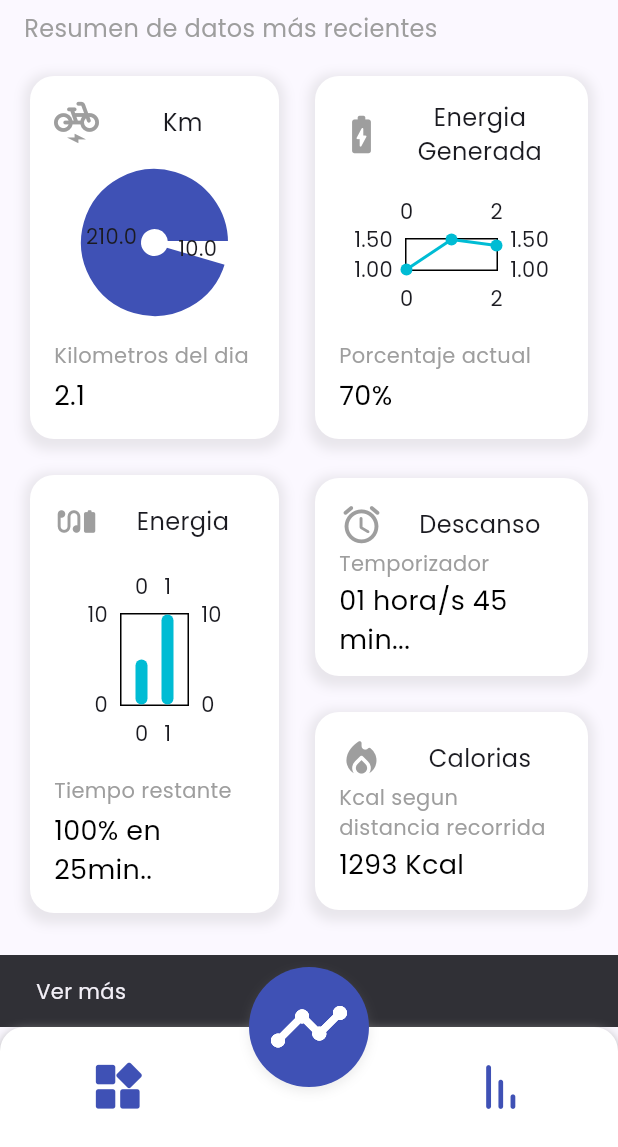
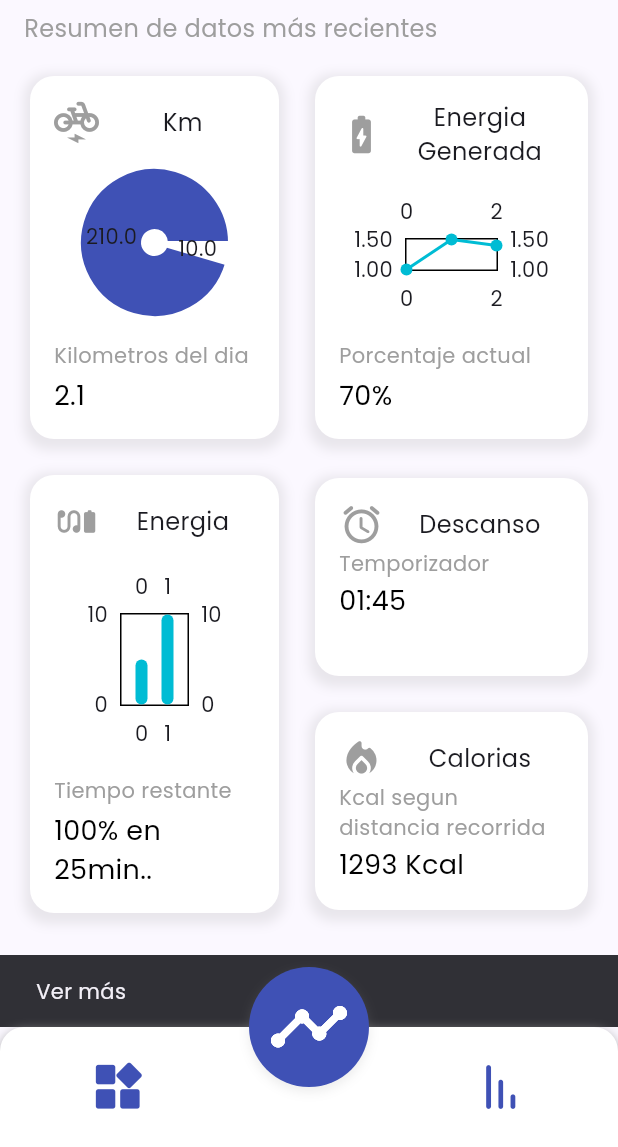
Before and after one commit to Brdly777/byke_energy_app, a Flutter app: the screen it shows after launch, scrolled down 47 dp, after a tap on "Ver más...", on a phone screen of 412 x 824 dp, the part 89-1236 px from its top. Run offline on Flutter 3.47's test engine with Material 3 defaults, Android fonts, the phone set to English and light mode, and no system bars; drawn by our look-alikes of fl_chart; our stand-ins replace font_awesome_flutter.

Commit message:
Cambios finales

```diff
--- a/lib/main.dart
+++ b/lib/main.dart
@@ -14,11 +14,11 @@ class MyApp extends StatelessWidget {
       title: 'Byke Energy',
       debugShowCheckedModeBanner: false,
       theme: ThemeData(
-        fontFamily: 'Poppins', // Define la fuente globalmente
+        fontFamily: 'Poppins',
         colorScheme: ColorScheme.fromSeed(seedColor: Colors.indigo),
         useMaterial3: true,
       ),
-      home: const HomeScreen(), // Ruta inicial
+      home: const HomeScreen(),
     );
   }
 }
--- a/lib/screens/home_screen.dart
+++ b/lib/screens/home_screen.dart
@@ -7,6 +7,7 @@ import '../utils/chart_builders.dart';
 import 'info_screen.dart';
 import 'statistics_screen.dart';
 import 'package:font_awesome_flutter/font_awesome_flutter.dart';
+import 'notifications_screen.dart';
 
 class HomeScreen extends StatefulWidget {
   const HomeScreen({Key? key}) : super(key: key);
@@ -16,7 +17,7 @@ class HomeScreen extends StatefulWidget {
 }
 
 class _HomeScreenState extends State<HomeScreen> {
-  int _selectedIndex = 0; // Controla la pantalla actual
+  int _selectedIndex = 0;
   final List<Widget> _pages = [
     const HomeDashboard(),
     const InformationScreen(),
@@ -36,7 +37,7 @@ class _HomeScreenState extends State<HomeScreen> {
               ),
               color: Colors.black,
               onPressed: () {
-                Scaffold.of(context).openDrawer(); // Abre el Drawer
+                Scaffold.of(context).openDrawer();
               },
             );
           },
@@ -54,8 +55,10 @@ class _HomeScreenState extends State<HomeScreen> {
             ),
             color: Colors.black,
             onPressed: () {
-              ScaffoldMessenger.of(context).showSnackBar(
-                const SnackBar(content: Text('Notificaciones')),
+              Navigator.of(context).push(
+                MaterialPageRoute(
+                  builder: (context) => const NotificationsScreen(),
+                ),
               );
             },
           ),
@@ -63,13 +66,13 @@ class _HomeScreenState extends State<HomeScreen> {
       ),
       drawer: const CustomDrawer(),
       body: IndexedStack(
-        index: _selectedIndex, // Muestra la página según el índice
-        children: _pages, // Las pantallas
+        index: _selectedIndex,
+        children: _pages,
       ),
       bottomNavigationBar: CustomNavBar(
         onTabSelected: (index) {
           setState(() {
-            _selectedIndex = index; // Cambia la pantalla actual
+            _selectedIndex = index;
           });
         },
       ),
@@ -108,7 +111,7 @@ class HomeDashboard extends StatelessWidget {
         'icon': Icons.alarm_rounded,
         'title': 'Descanso',
         'subtitle1': 'Temporizador',
-        'subtitle2': '01 hora/s 45 min...',
+        'subtitle2': '01:45',
       },
       {
         'icon': Icons.local_fire_department_rounded,
@@ -141,7 +144,7 @@ class HomeDashboard extends StatelessWidget {
                 // Columna 1: Gráfico de pie
                 Expanded(
                   child: Container(
-                    height: 250, // Ajusta la altura según sea necesario
+                    height: 250,
                     margin: const EdgeInsets.only(right: 16),
                     child: ChartCard(
                       icon: chartData[0]['icon'],
@@ -155,7 +158,7 @@ class HomeDashboard extends StatelessWidget {
                 // Columna 2: Gráfico de línea
                 Expanded(
                   child: SizedBox(
-                    height: 250, // Ajusta la altura según sea necesario
+                    height: 250,
                     child: ChartCard(
                       icon: chartData[1]['icon'],
                       title: chartData[1]['title'],
@@ -168,7 +171,7 @@ class HomeDashboard extends StatelessWidget {
               ],
             ),
             const SizedBox(height: 16),
-            // Fila 2 con dos columnas
+
             Row(
               mainAxisAlignment: MainAxisAlignment.spaceBetween,
               children: [
--- a/lib/screens/statistics_screen.dart
+++ b/lib/screens/statistics_screen.dart
@@ -1,6 +1,5 @@
 import 'package:flutter/material.dart';
-import 'package:font_awesome_flutter/font_awesome_flutter.dart';
-import '../utils/chart_builders.dart'; // Asumiendo que tienes una función para crear gráficos
+import '../utils/chart_builders.dart';
 
 class StatisticsScreen extends StatelessWidget {
   const StatisticsScreen({Key? key}) : super(key: key);
@@ -16,6 +15,7 @@ class StatisticsScreen extends StatelessWidget {
             children: [
               // Card de Distancia Recorrida
               Card(
+                color: Colors.white,
                 elevation: 5,
                 shape: RoundedRectangleBorder(
                   borderRadius: BorderRadius.circular(12),
@@ -24,20 +24,20 @@ class StatisticsScreen extends StatelessWidget {
                   padding: const EdgeInsets.all(16.0),
                   child: Column(
                     children: [
-                      // Fila 1 con tres columnas
-                      Row(
+                      // Fila 1
+                      const Row(
                         mainAxisAlignment: MainAxisAlignment.spaceBetween,
                         children: [
-                          // Columna 1: Icono de bicicleta
-                          const Icon(
+                          // Columna 1
+                          Icon(
                             Icons.electric_bike_rounded,
                             size: 32,
                             color: Colors.grey,
                           ),
-                          // Columna 2: Titulo centrado
+                          // Columna 2
                           Expanded(
                             child: Center(
-                              child: const Text(
+                              child: Text(
                                 'Distancia Recorrida',
                                 style: TextStyle(
                                   fontSize: 18,
@@ -46,104 +46,30 @@ class StatisticsScreen extends StatelessWidget {
                               ),
                             ),
                           ),
-                          // Columna 3: Subtítulo
-                          const Text(
+                          // Columna 3
+                          Text(
                             '15.2 Km',
                             style: TextStyle(fontSize: 16, color: Colors.grey),
                           ),
                         ],
                       ),
                       const SizedBox(height: 16),
-                      // Fila 2: Gráfico de distancia recorrida
+                      // Fila 2
                       SizedBox(
                         height: 200,
-                        child: ChartBuilders
-                            .buildLineChart(), // Asumiendo que esta función existe y construye el gráfico de distancia
+                        child: ChartBuilders.buildLineChart(),
                       ),
                       const SizedBox(height: 16),
-                      // Fila 3: Botón de anterior semana y subtítulo
+                      // Fila 3
                       Row(
                         mainAxisAlignment: MainAxisAlignment.spaceBetween,
                         children: [
-                          // Columna 1: Botón de anterior semana
+                          // Columna 1
                           ElevatedButton(
-                            onPressed: () {
-                              // Acción al presionar el botón de "Anterior Semana"
-                            },
+                            onPressed: () {},
                             child: const Text('Semana Anterior'),
                           ),
-                          // Columna 2: Subtítulo
-                          const Text(
-                            'Semana Actual',
-                            style: TextStyle(fontSize: 16, color: Colors.grey),
-                          ),
-                        ],
-                      ),
-                    ],
-                  ),
-                ),
-              ),
-              const SizedBox(height: 20), // Espacio entre las tarjetas
-
-              // Card de Energía Generada
-              Card(
-                elevation: 5,
-                shape: RoundedRectangleBorder(
-                  borderRadius: BorderRadius.circular(12),
-                ),
-                child: Padding(
-                  padding: const EdgeInsets.all(16.0),
-                  child: Column(
-                    children: [
-                      // Fila 1 con tres columnas
-                      Row(
-                        mainAxisAlignment: MainAxisAlignment.spaceBetween,
-                        children: [
-                          // Columna 1: Icono de energía
-                          const Icon(
-                            Icons.earbuds_battery_rounded,
-                            size: 32,
-                            color: Colors.grey, // Icono para energía
-                          ),
-                          // Columna 2: Titulo centrado
-                          Expanded(
-                            child: Center(
-                              child: const Text(
-                                'Energía Generada',
-                                style: TextStyle(
-                                  fontSize: 18,
-                                  fontWeight: FontWeight.bold,
-                                ),
-                              ),
-                            ),
-                          ),
-                          // Columna 3: Subtítulo
-                          const Text(
-                            '25.8 KWh',
-                            style: TextStyle(fontSize: 16, color: Colors.grey),
-                          ),
-                        ],
-                      ),
-                      const SizedBox(height: 16),
-                      // Fila 2: Gráfico de energía generada (puedes cambiar el gráfico según tus necesidades)
-                      SizedBox(
-                        height: 200,
-                        child: ChartBuilders
-                            .buildBarChart(), // Asumiendo que esta función existe y construye el gráfico de energía
-                      ),
-                      const SizedBox(height: 16),
-                      // Fila 3: Botón de anterior semana y subtítulo
-                      Row(
-                        mainAxisAlignment: MainAxisAlignment.spaceBetween,
-                        children: [
-                          // Columna 1: Botón de anterior semana
-                          ElevatedButton(
-                            onPressed: () {
-                              // Acción al presionar el botón de "Anterior Semana"
-                            },
-                            child: const Text('Semana Anterior'),
-                          ),
-                          // Columna 2: Subtítulo
+                          // Columna 2
                           const Text(
                             'Semana Actual',
                             style: TextStyle(fontSize: 16, color: Colors.grey),
@@ -155,7 +81,77 @@ class StatisticsScreen extends StatelessWidget {
                 ),
               ),
               const SizedBox(height: 20),
-              // Puedes añadir más tarjetas o contenido aquí si es necesario
+
+              // Card de Energía Generada
+              Card(
+                color: Colors.white,
+                elevation: 5,
+                shape: RoundedRectangleBorder(
+                  borderRadius: BorderRadius.circular(12),
+                ),
+                child: Padding(
+                  padding: const EdgeInsets.all(16.0),
+                  child: Column(
+                    children: [
+                      // Fila 1
+                      const Row(
+                        mainAxisAlignment: MainAxisAlignment.spaceBetween,
+                        children: [
+                          // Columna 1
+                          Icon(
+                            Icons.earbuds_battery_rounded,
+                            size: 32,
+                            color: Colors.grey,
+                          ),
+                          // Columna 2
+                          Expanded(
+                            child: Center(
+                              child: Text(
+                                'Energía Generada',
+                                style: TextStyle(
+                                  fontSize: 18,
+                                  fontWeight: FontWeight.bold,
+                                ),
+                              ),
+                            ),
+                          ),
+                          // Columna 3
+                          Text(
+                            '25.8 KWh',
+                            style: TextStyle(fontSize: 16, color: Colors.grey),
+                          ),
+                        ],
+                      ),
+                      const SizedBox(height: 16),
+                      // Fila 2: Gráfico de energía generada
+                      SizedBox(
+                        height: 200,
+                        child: ChartBuilders.buildBarChart(),
+                      ),
+                      const SizedBox(height: 16),
+                      // Fila 3
+                      Row(
+                        mainAxisAlignment: MainAxisAlignment.spaceBetween,
+                        children: [
+                          // Columna 1
+                          ElevatedButton(
+                            onPressed: () {
+                              // Acción al presionar el boton TODO: no hay aun accion
+                            },
+                            child: const Text('Semana Anterior'),
+                          ),
+                          // Columna 2
+                          const Text(
+                            'Semana Actual',
+                            style: TextStyle(fontSize: 16, color: Colors.grey),
+                          ),
+                        ],
+                      ),
+                    ],
+                  ),
+                ),
+              ),
+              const SizedBox(height: 20),
             ],
           ),
         ),
--- a/lib/screens/user_info_screen.dart
+++ b/lib/screens/user_info_screen.dart
@@ -28,7 +28,7 @@ class _InformationDetailScreenState extends State<InformationDetailScreen> {
         child: Column(
           crossAxisAlignment: CrossAxisAlignment.start,
           children: [
-            // Fila para género dentro de una Card
+            // Seleccion de genero
             Card(
               color: Colors.white,
               shape: RoundedRectangleBorder(
@@ -133,7 +133,7 @@ class _InformationDetailScreenState extends State<InformationDetailScreen> {
                     const Text('Metros'),
                     Switch(
                       value: _isHeightInMeters,
-                      activeColor: Colors.green, // Cambiado a verde
+                      activeColor: Colors.green,
                       onChanged: (value) {
                         setState(() {
                           _isHeightInMeters = value;
@@ -194,7 +194,7 @@ class _InformationDetailScreenState extends State<InformationDetailScreen> {
                     const Text('Kg'),
                     Switch(
                       value: _isWeightInKilos,
-                      activeColor: Colors.green, // Cambiado a verde
+                      activeColor: Colors.green,
                       onChanged: (value) {
                         setState(() {
                           _isWeightInKilos = value;
--- a/lib/utils/chart_builders.dart
+++ b/lib/utils/chart_builders.dart
@@ -3,7 +3,7 @@ import 'package:fl_chart/fl_chart.dart';
 import '../widgets/info_card.dart';
 
 class ChartBuilders {
-  // Para los gráficos
+  // Para los graficos
   static Widget buildPieChart() {
     return PieChart(
       PieChartData(
@@ -48,7 +48,6 @@ class ChartBuilders {
     );
   }
 
-  // Para los cards sin gráficos, podemos hacer algo similar:
   static Widget buildInfoCard({
     required IconData icon,
     required String title,
--- a/lib/widgets/custom_drawer.dart
+++ b/lib/widgets/custom_drawer.dart
@@ -88,7 +88,7 @@ class CustomDrawer extends StatelessWidget {
             ),
             title: const Text('Configuración'),
             onTap: () {
-              // Lógica personalizada aquí
+              // TODO: Accion de boton
             },
           ),
           ListTile(
@@ -99,7 +99,6 @@ class CustomDrawer extends StatelessWidget {
             ),
             title: const Text('Salir de la aplicación'),
             onTap: () {
-              // Cierra la aplicación
               SystemNavigator.pop(); // Sale completamente de la app
             },
           ),
--- a/lib/widgets/custom_nav_bar.dart
+++ b/lib/widgets/custom_nav_bar.dart
@@ -8,7 +8,7 @@ class CustomNavBar extends StatelessWidget {
   @override
   Widget build(BuildContext context) {
     return Container(
-      height: 80, // Altura ajustada
+      height: 80,
       decoration: const BoxDecoration(
         color: Colors.white,
         borderRadius: BorderRadius.vertical(
@@ -26,29 +26,27 @@ class CustomNavBar extends StatelessWidget {
         alignment: Alignment.center,
         children: [
           Row(
-            mainAxisAlignment: MainAxisAlignment.center, // Centra los botones
+            mainAxisAlignment: MainAxisAlignment.center,
             children: [
               IconButton(
                 icon: const Icon(Icons.widgets_rounded, color: Colors.indigo),
-                iconSize: 39, // Tamaño del icono de la izquierda
+                iconSize: 39,
                 onPressed: () {
-                  onTabSelected(0); // Cambia a la pantalla principal
+                  onTabSelected(0);
                 },
               ),
-              const SizedBox(
-                  width: 50), // Espacio reducido entre el izquierdo y central
+              const SizedBox(width: 50),
 
               // Contenedor para el botón central
               Transform.translate(
-                offset:
-                    const Offset(0, -40), // Mueve el botón 30px hacia arriba
+                offset: const Offset(0, -40),
                 child: GestureDetector(
                   onTap: () {
                     onTabSelected(1); // Cambia a la pantalla de información
                   },
                   child: Container(
-                    width: 100.0, // Tamaño del contenedor
-                    height: 100.0, // Tamaño del contenedor
+                    width: 100.0,
+                    height: 100.0,
                     decoration: BoxDecoration(
                       color: Colors.indigo,
                       shape: BoxShape.circle,
@@ -62,8 +60,8 @@ class CustomNavBar extends StatelessWidget {
                     ),
                     child: const Icon(
                       Icons.timeline_rounded,
-                      size: 55.0, // Tamaño grande para el icono central
-                      color: Colors.white, // Color del icono central
+                      size: 55.0,
+                      color: Colors.white,
                     ),
                   ),
                 ),
@@ -73,13 +71,13 @@ class CustomNavBar extends StatelessWidget {
                   width: 50), // Espacio reducido entre el central y derecho
               IconButton(
                 icon: Transform.rotate(
-                  angle: 270 * 3.14159 / 180, // 90 grados en radianes
+                  angle: 270 * 3.14159 / 180,
                   child: const Icon(
                     Icons.sort_rounded,
                     color: Colors.indigo,
                   ),
                 ),
-                iconSize: 39, // Tamaño del icono
+                iconSize: 39,
                 onPressed: () {
                   onTabSelected(2); // Cambia a la pantalla de estadísticas
                 },
--- a/lib/widgets/day_info_card.dart
+++ b/lib/widgets/day_info_card.dart
@@ -10,13 +10,13 @@ class DayInformationCard extends StatelessWidget {
     required this.selectedDate,
   });
 
-  // Definimos los colores actualizados para las métricas
-  final Color distanceColor = Colors.indigo; // Color índigo para distancia
-  final Color energyColor = Colors.green; // Color verde para energía
-  final Color caloriesColor = Colors.red; // Color rojo para calorías
+  // Colores para las metricas
+  final Color distanceColor = Colors.indigo;
+  final Color energyColor = Colors.green;
+  final Color caloriesColor = Colors.red;
   final double betweenSpace = 0.2;
 
-  // Método para generar datos para las barras del gráfico
+  // Metodo para generar datos para las barras del gráfico
   BarChartGroupData generateGroupData(
     int x,
     double distance,
@@ -49,7 +49,7 @@ class DayInformationCard extends StatelessWidget {
     );
   }
 
-  // Método para obtener las últimas 8 horas
+  // Metodo para obtener las últimas 8 horas
   List<String> getLast8Hours() {
     final List<String> hours = [];
     DateTime currentTime = DateTime.now();
@@ -58,11 +58,10 @@ class DayInformationCard extends StatelessWidget {
       String formattedHour = DateFormat('HH:mm').format(hour);
       hours.add(formattedHour);
     }
-    return hours.reversed
-        .toList(); // Revertimos para que las horas estén en orden ascendente
+    return hours.reversed.toList();
   }
 
-  // Títulos del eje inferior
+  // Titulos del eje inferior
   Widget bottomTitles(double value, TitleMeta meta) {
     const style = TextStyle(fontSize: 10);
     List<String> hours = getLast8Hours(); // Obtenemos las horas dinámicamente
@@ -73,7 +72,7 @@ class DayInformationCard extends StatelessWidget {
     );
   }
 
-  // Ejemplo de datos de actividad para las últimas 8 horas
+  // Ejemplo de datos de actividad para las ultimas 8 horas
   List<List<double>> getActivityData() {
     // Datos de ejemplo para las 8 últimas horas:
     // [distancia, energía, calorías]
@@ -136,7 +135,7 @@ class DayInformationCard extends StatelessWidget {
                   '2,100',
                   style: TextStyle(
                     fontSize: 42,
-                    fontWeight: FontWeight.bold,
+                    fontWeight: FontWeight.normal,
                   ),
                 ),
                 const SizedBox(height: 16),
@@ -148,6 +147,7 @@ class DayInformationCard extends StatelessWidget {
                     // Primer tarjeta: Distancia
                     Expanded(
                       child: Card(
+                        color: Colors.white,
                         elevation: 4.0,
                         shape: RoundedRectangleBorder(
                           borderRadius: BorderRadius.circular(8.0),
@@ -167,7 +167,8 @@ class DayInformationCard extends StatelessWidget {
                                 'Distancia',
                                 style: TextStyle(
                                   fontSize: 16,
-                                  fontWeight: FontWeight.bold,
+                                  fontWeight: FontWeight.normal,
+                                  color: Colors.grey,
                                 ),
                               ),
                               const SizedBox(height: 8),
@@ -186,6 +187,7 @@ class DayInformationCard extends StatelessWidget {
                     // Segunda tarjeta: Calorías
                     Expanded(
                       child: Card(
+                        color: Colors.white,
                         elevation: 4.0,
                         shape: RoundedRectangleBorder(
                           borderRadius: BorderRadius.circular(8.0),
@@ -205,7 +207,8 @@ class DayInformationCard extends StatelessWidget {
                                 'Calorías',
                                 style: TextStyle(
                                   fontSize: 16,
-                                  fontWeight: FontWeight.bold,
+                                  fontWeight: FontWeight.normal,
+                                  color: Colors.grey,
                                 ),
                               ),
                               const SizedBox(height: 8),
@@ -224,6 +227,7 @@ class DayInformationCard extends StatelessWidget {
                     // Tercer tarjeta: Energía
                     Expanded(
                       child: Card(
+                        color: Colors.white,
                         elevation: 4.0,
                         shape: RoundedRectangleBorder(
                           borderRadius: BorderRadius.circular(8.0),
@@ -243,7 +247,8 @@ class DayInformationCard extends StatelessWidget {
                                 'Energía',
                                 style: TextStyle(
                                   fontSize: 16,
-                                  fontWeight: FontWeight.bold,
+                                  fontWeight: FontWeight.normal,
+                                  color: Colors.grey,
                                 ),
                               ),
                               const SizedBox(height: 8),
@@ -263,10 +268,7 @@ class DayInformationCard extends StatelessWidget {
                 // Caja que contiene el gráfico
                 Container(
                   padding: const EdgeInsets.all(8.0),
-                  decoration: BoxDecoration(
-                    borderRadius: BorderRadius.circular(8.0),
-                    color: Colors.grey[100],
-                  ),
+                  height: 220,
                   child: AspectRatio(
                     aspectRatio: 1.7,
                     child: BarChart(
@@ -295,8 +297,7 @@ class DayInformationCard extends StatelessWidget {
                             activityData[index][2], // Calorías
                           );
                         }),
-                        maxY:
-                            2500, // Establecemos el máximo en Y para que el gráfico sea visible
+                        maxY: 2500,
                       ),
                     ),
                   ),
--- a/lib/widgets/week_day_selector.dart
+++ b/lib/widgets/week_day_selector.dart
@@ -23,7 +23,7 @@ class WeekDaySelector extends StatelessWidget {
       'Domingo',
     ];
 
-    final int currentDayIndex = today.weekday - 1; // Lunes es 0, Domingo es 6
+    final int currentDayIndex = today.weekday - 1;
     final List<String> orderedWeekDays = [
       ...weekDays.sublist(currentDayIndex),
       ...weekDays.sublist(0, currentDayIndex),
@@ -49,7 +49,7 @@ class WeekDaySelector extends StatelessWidget {
       child: Row(
         children: List.generate(7, (index) {
           final DateTime date = weekDates[index];
-          final bool isToday = index == 3; // Día actual al centro
+          final bool isToday = index == 3;
           final bool isFuture = date.isAfter(today);
 
           String formattedDate = DateFormat('d').format(date);
@@ -73,12 +73,8 @@ class WeekDaySelector extends StatelessWidget {
                   formattedDate,
                   style: TextStyle(
                     fontSize: 14,
-                    color: isFuture
-                        ? Colors.grey
-                        : Colors.black, // Días futuros en gris
-                    fontWeight: isToday
-                        ? FontWeight.bold
-                        : FontWeight.normal, // Destacar el día actual
+                    color: isFuture ? Colors.grey : Colors.black,
+                    fontWeight: isToday ? FontWeight.bold : FontWeight.normal,
                   ),
                   textAlign: TextAlign.center,
                 ),
```
Also changed, not shown: lib/screens/notifications_screen.dart (added, +101 -0 lines).
